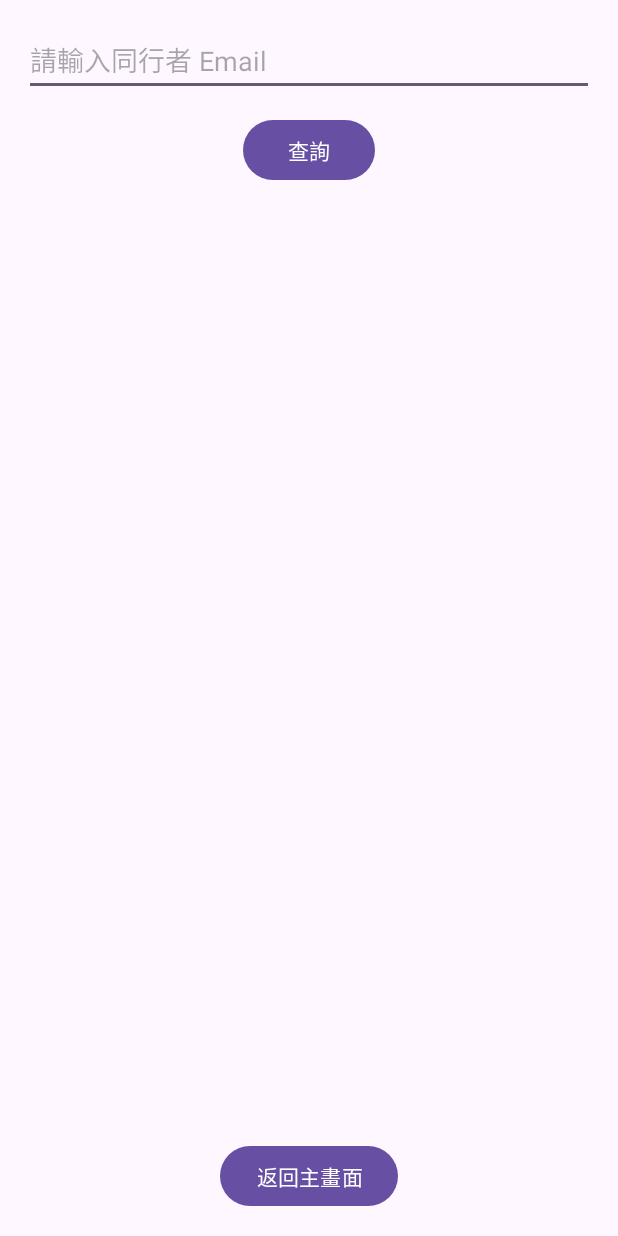
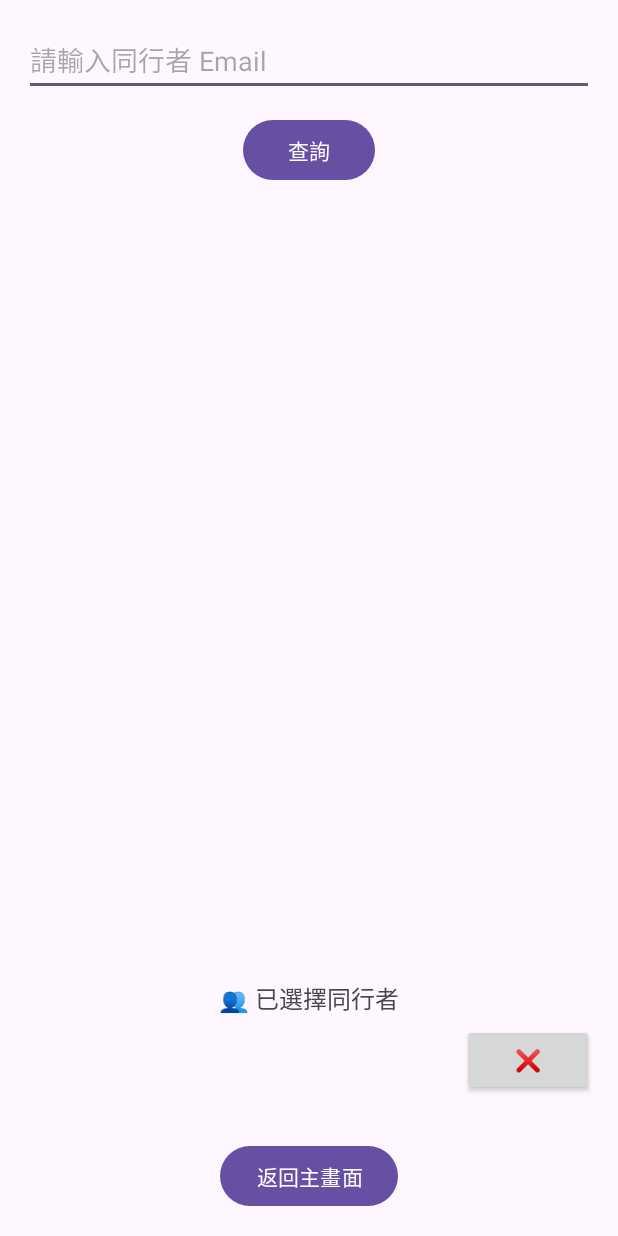
Before and after one commit to rich921222/android-dev, an Android app: the PartnerActivity screen opened directly, with no data from a screen before it, on a phone screen of 412 x 824 dp. Run offline under Robolectric (Android 15) with nearby library versions, the light colour scheme and no system bars; our stand-ins replace Firebase (no records; nobody signed in at launch, a user with empty details on screens opened directly), FlexboxLayout.

Commit message:
[更正] 同行者無法在不同頁面保存的問題

```diff
--- a/app/src/main/java/com/example/dinner_app/PartnerActivity.kt
+++ b/app/src/main/java/com/example/dinner_app/PartnerActivity.kt
@@ -4,8 +4,10 @@ import android.content.Intent
 import android.graphics.Typeface
 import android.os.Bundle
 import android.util.Log
+import android.view.View
 import android.widget.*
 import androidx.appcompat.app.AppCompatActivity
+import com.google.firebase.auth.FirebaseAuth
 import com.google.firebase.database.*
 
 class PartnerActivity : AppCompatActivity() {
@@ -15,6 +17,11 @@ class PartnerActivity : AppCompatActivity() {
     private lateinit var searchButton: Button
     private lateinit var resultContainer: LinearLayout
     private val selectedEmails = mutableListOf<String>()
+    private lateinit var selectedPartnerList: LinearLayout
+    private lateinit var selectedPartnersTitle: TextView
+    private val emailToViewMap = mutableMapOf<String, View>()
+    val currentEmail = FirebaseAuth.getInstance().currentUser?.email
+
 
     override fun onCreate(savedInstanceState: Bundle?) {
         super.onCreate(savedInstanceState)
@@ -24,6 +31,8 @@ class PartnerActivity : AppCompatActivity() {
         inputEmail = findViewById(R.id.inputEmail)
         searchButton = findViewById(R.id.searchButton)
         resultContainer = findViewById(R.id.resultContainer)
+        selectedPartnerList = findViewById(R.id.selectedPartnerList)
+        selectedPartnersTitle = findViewById(R.id.selectedPartnersTitle)
 
         searchButton.setOnClickListener {
             val email = inputEmail.text.toString().trim()
@@ -39,12 +48,70 @@ class PartnerActivity : AppCompatActivity() {
         val backToMainButton: Button = findViewById(R.id.backToMainButton)
         backToMainButton.setOnClickListener {
             Log.d("Partner", "即將回傳給 MainActivity: $selectedEmails")
+            MainActivity.sessionPartnerEmails = selectedEmails.toMutableList()
             val resultIntent = Intent()
             resultIntent.putStringArrayListExtra("partner_emails", ArrayList(selectedEmails))
             setResult(RESULT_OK, resultIntent)
             finish()
         }
+
+        selectedEmails.addAll(MainActivity.sessionPartnerEmails)
+        currentEmail?.let {
+            if (!selectedEmails.contains(it)) {
+                selectedEmails.add(it)
+            }
+        }
+        refreshSelectedPartnerList()
+
+        // 如果要的話，也可以自動幫這些 email 再抓一次偏好資料
+        for (email in selectedEmails) {
+            val emailKey = email.lowercase().replace(".", ",")
+            findPartnerUid(emailKey, email)
+        }
     }
+
+    private fun refreshSelectedPartnerList() {
+        selectedPartnerList.removeAllViews()
+
+        if (selectedEmails.isEmpty()) {
+            selectedPartnerList.visibility = LinearLayout.GONE
+            selectedPartnersTitle.visibility = TextView.GONE
+            return
+        }
+
+        selectedPartnerList.visibility = LinearLayout.VISIBLE
+        selectedPartnersTitle.visibility = TextView.VISIBLE
+
+        for (email in selectedEmails) {
+            val rowLayout = LinearLayout(this).apply {
+                orientation = LinearLayout.HORIZONTAL
+                setPadding(0, 8, 0, 8)
+            }
+
+            val emailView = TextView(this).apply {
+                text = email
+                textSize = 16f
+                layoutParams = LinearLayout.LayoutParams(0, LinearLayout.LayoutParams.WRAP_CONTENT, 1f)
+            }
+
+            val removeButton = Button(this).apply {
+                text = "❌"
+                setOnClickListener {
+                    selectedEmails.remove(email)
+                    emailToViewMap[email]?.let { view: View ->
+                        resultContainer.removeView(view)
+                        emailToViewMap.remove(email)
+                    }
+                    refreshSelectedPartnerList()
+                }
+            }
+
+            rowLayout.addView(emailView)
+            rowLayout.addView(removeButton)
+            selectedPartnerList.addView(rowLayout)
+        }
+    }
+
 
     private fun findPartnerUid(emailKey: String, rawEmail: String) {
         database.child("emailToUid").child(emailKey)
@@ -56,6 +123,7 @@ class PartnerActivity : AppCompatActivity() {
                         inputEmail.setText("") // ✅ 清空輸入欄位
                         if (!selectedEmails.contains(rawEmail)) {
                             selectedEmails.add(rawEmail)
+                            refreshSelectedPartnerList()
                         }
                     } else {
                         Toast.makeText(this@PartnerActivity, "查無此使用者", Toast.LENGTH_SHORT).show()
@@ -74,14 +142,22 @@ class PartnerActivity : AppCompatActivity() {
             override fun onDataChange(snapshot: DataSnapshot) {
                 // ✅ 不清除原本的內容，保留已查詢者的資料
 
-                // 🔽 新增標題區塊標示此筆是誰的資料
+                val personContainer = LinearLayout(this@PartnerActivity).apply {
+                    orientation = LinearLayout.VERTICAL
+                    setPadding(0, 16, 0, 16)
+                }
+
+                // 存起來對應 email ➝ 該容器
+                emailToViewMap[email] = personContainer
+                resultContainer.addView(personContainer)
                 val titleView = TextView(this@PartnerActivity).apply {
                     text = "👤 同行者：$email"
                     textSize = 17f
-                    setPadding(0, 24, 0, 12)
+                    setPadding(0, 0, 0, 12)
                     setTypeface(null, Typeface.BOLD)
                 }
-                resultContainer.addView(titleView)
+                personContainer.addView(titleView)
+
 
                 val ratingMap = snapshot.child("ratings").children.associate { child ->
                     val key = child.key ?: ""
@@ -92,8 +168,8 @@ class PartnerActivity : AppCompatActivity() {
                 val foodList = snapshot.child("food").children.mapNotNull { it.getValue(String::class.java) }
                 val allergyList = snapshot.child("allergies").children.mapNotNull { it.getValue(String::class.java) }
 
-                addSectionWithRatings("🍽 喜好食物", foodList, ratingMap)
-                addSection("🚫 過敏原", allergyList)
+                addSectionWithRatings("🍽 喜好食物", foodList, ratingMap,personContainer)
+                addSection("🚫 過敏原", allergyList,personContainer)
             }
 
             override fun onCancelled(error: DatabaseError) {
@@ -102,13 +178,13 @@ class PartnerActivity : AppCompatActivity() {
         })
     }
 
-    private fun addSection(title: String, items: List<String>) {
+    private fun addSection(title: String, items: List<String>, container: LinearLayout = resultContainer) {
         val titleView = TextView(this).apply {
             text = title
             textSize = 18f
             setPadding(0, 8, 0, 8)
         }
-        resultContainer.addView(titleView)
+        container.addView(titleView)
 
         for (item in items.ifEmpty { listOf("無") }) {
             val block = TextView(this).apply {
@@ -118,17 +194,17 @@ class PartnerActivity : AppCompatActivity() {
                 setBackgroundResource(R.drawable.block_background)
                 setTextColor(resources.getColor(android.R.color.black))
             }
-            resultContainer.addView(block)
+            container.addView(block)
         }
     }
 
-    private fun addSectionWithRatings(title: String, items: List<String>, ratings: Map<String, Int>) {
+    private fun addSectionWithRatings(title: String, items: List<String>, ratings: Map<String, Int>, container: LinearLayout = resultContainer) {
         val titleView = TextView(this).apply {
             text = title
             textSize = 18f
             setPadding(0, 8, 0, 8)
         }
-        resultContainer.addView(titleView)
+        container.addView(titleView)
 
         for (item in items.ifEmpty { listOf("無") }) {
             val rowLayout = LinearLayout(this).apply {
@@ -158,7 +234,7 @@ class PartnerActivity : AppCompatActivity() {
 
             rowLayout.addView(nameView)
             rowLayout.addView(starsLayout)
-            resultContainer.addView(rowLayout)
+            container.addView(rowLayout)
         }
     }
 }
--- a/app/src/main/java/com/example/dinner_app/RecommendActivity.kt
+++ b/app/src/main/java/com/example/dinner_app/RecommendActivity.kt
@@ -27,7 +27,7 @@ class RecommendActivity : AppCompatActivity() {
         resultTextView = findViewById(R.id.resultTextView)
         drawButton = findViewById(R.id.drawButton)
 
-        allEmails = intent.getStringArrayListExtra("all_emails") ?: emptyList()
+        allEmails = MainActivity.sessionPartnerEmails
         Log.d("Recommend", "收到 Email 列表: $allEmails")
 
         if (allEmails.isNotEmpty()) {
--- a/app/src/main/res/layout/activity_partner.xml
+++ b/app/src/main/res/layout/activity_partner.xml
@@ -32,6 +32,22 @@
             android:orientation="vertical" />
     </ScrollView>
 
+    <TextView
+        android:id="@+id/selectedPartnersTitle"
+        android:layout_width="wrap_content"
+        android:layout_height="wrap_content"
+        android:text="👥 已選擇同行者"
+        android:textSize="16sp"
+        android:layout_marginTop="16dp"
+        android:visibility="gone" />
+
+    <LinearLayout
+        android:id="@+id/selectedPartnerList"
+        android:layout_width="match_parent"
+        android:layout_height="wrap_content"
+        android:orientation="vertical"
+        android:visibility="gone" />
+
     <Button
         android:id="@+id/backToMainButton"
         android:layout_width="wrap_content"
```
Also changed, not shown: app/src/main/java/com/example/dinner_app/MainActivity.kt (+14 -8 lines).
